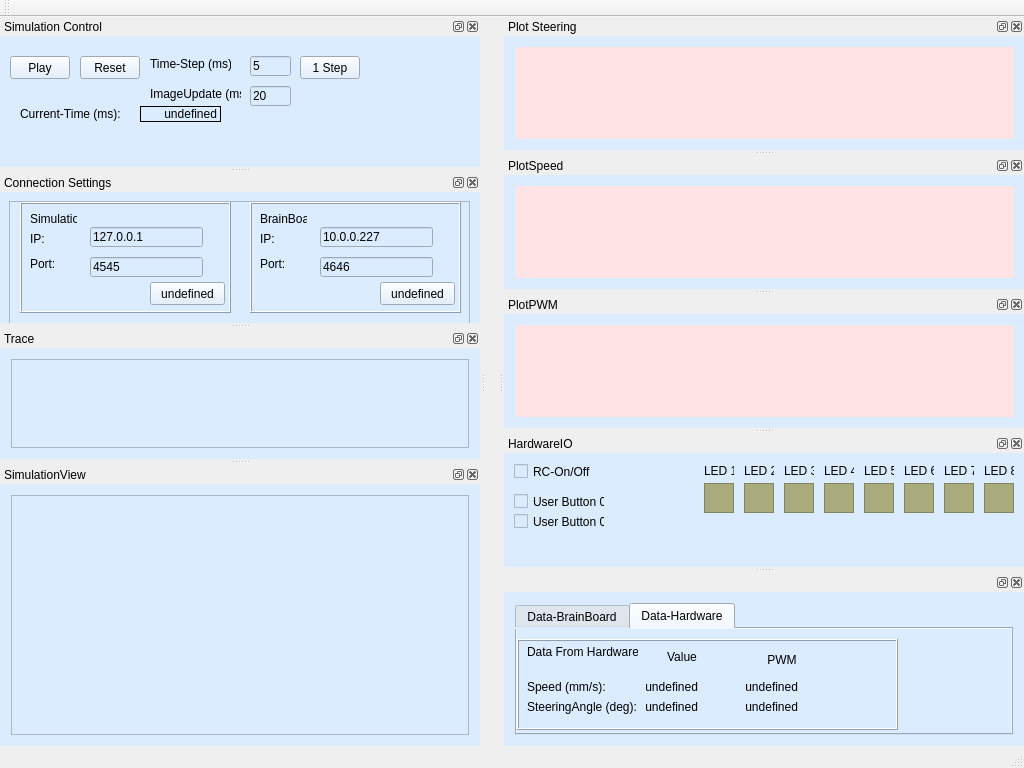
Before: the Qt Designer form mainwindow.ui in bitschieber/ISFDesktopControl, drawn with Qt 5.
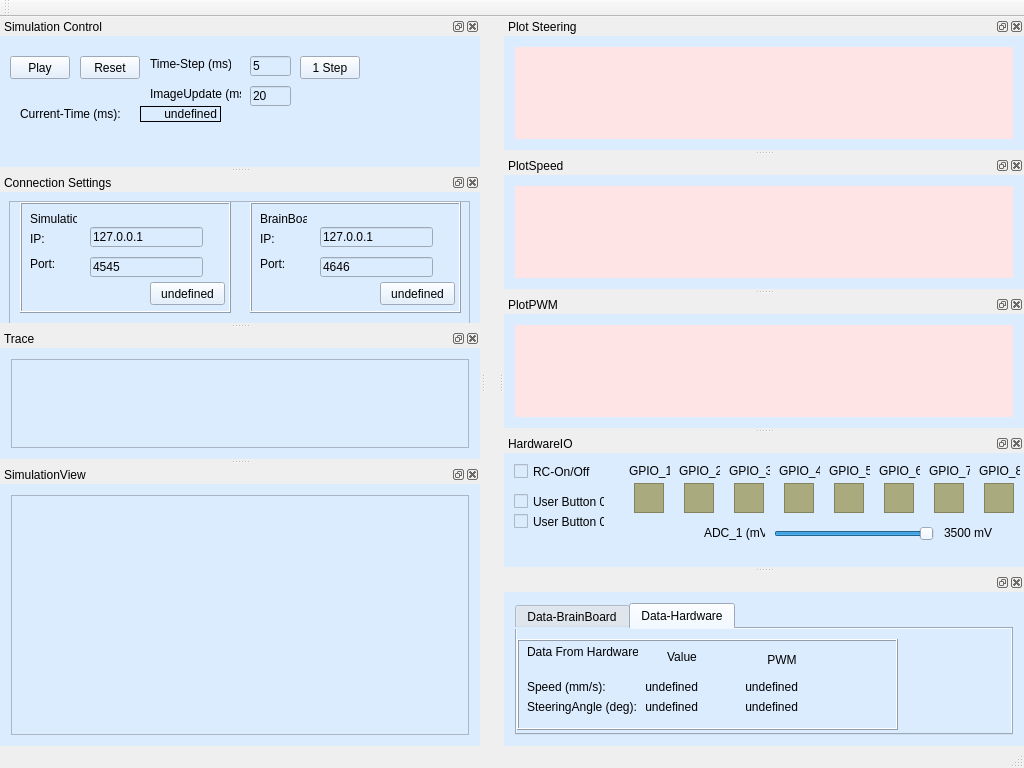
After: the same form once the commit is applied. Custom widgets are drawn as their Qt base class.

Diff of the .ui file:
```diff
--- a/mainwindow.ui
+++ b/mainwindow.ui
@@ -289,20 +289,20 @@
     <widget class="QLabel" name="label_9">
      <property name="geometry">
       <rect>
-       <x>200</x>
+       <x>125</x>
        <y>10</y>
-       <width>30</width>
+       <width>41</width>
        <height>16</height>
       </rect>
      </property>
      <property name="text">
-      <string>LED 1</string>
+      <string>GPIO_1</string>
      </property>
     </widget>
     <widget class="QFrame" name="frameLED1">
      <property name="geometry">
       <rect>
-       <x>200</x>
+       <x>130</x>
        <y>30</y>
        <width>30</width>
        <height>30</height>
@@ -321,7 +321,7 @@
     <widget class="QFrame" name="frameLED2">
      <property name="geometry">
       <rect>
-       <x>240</x>
+       <x>180</x>
        <y>30</y>
        <width>30</width>
        <height>30</height>
@@ -340,20 +340,20 @@
     <widget class="QLabel" name="label_10">
      <property name="geometry">
       <rect>
-       <x>240</x>
+       <x>175</x>
        <y>10</y>
-       <width>30</width>
+       <width>41</width>
        <height>16</height>
       </rect>
      </property>
      <property name="text">
-      <string>LED 2</string>
+      <string>GPIO_2</string>
      </property>
     </widget>
     <widget class="QFrame" name="frameLED3">
      <property name="geometry">
       <rect>
-       <x>280</x>
+       <x>230</x>
        <y>30</y>
        <width>30</width>
        <height>30</height>
@@ -372,33 +372,33 @@
     <widget class="QLabel" name="label_11">
      <property name="geometry">
       <rect>
-       <x>320</x>
+       <x>275</x>
        <y>10</y>
-       <width>30</width>
+       <width>41</width>
        <height>16</height>
       </rect>
      </property>
      <property name="text">
-      <string>LED 4</string>
+      <string>GPIO_4</string>
      </property>
     </widget>
     <widget class="QLabel" name="label_12">
      <property name="geometry">
       <rect>
-       <x>280</x>
+       <x>225</x>
        <y>10</y>
-       <width>30</width>
+       <width>41</width>
        <height>16</height>
       </rect>
      </property>
      <property name="text">
-      <string>LED 3</string>
+      <string>GPIO_3</string>
      </property>
     </widget>
     <widget class="QFrame" name="frameLED4">
      <property name="geometry">
       <rect>
-       <x>320</x>
+       <x>280</x>
        <y>30</y>
        <width>30</width>
        <height>30</height>
@@ -417,7 +417,7 @@
     <widget class="QFrame" name="frameLED5">
      <property name="geometry">
       <rect>
-       <x>360</x>
+       <x>330</x>
        <y>30</y>
        <width>30</width>
        <height>30</height>
@@ -436,20 +436,20 @@
     <widget class="QLabel" name="label_13">
      <property name="geometry">
       <rect>
-       <x>480</x>
+       <x>475</x>
        <y>10</y>
-       <width>30</width>
+       <width>41</width>
        <height>16</height>
       </rect>
      </property>
      <property name="text">
-      <string>LED 8</string>
+      <string>GPIO_8</string>
      </property>
     </widget>
     <widget class="QFrame" name="frameLED7">
      <property name="geometry">
       <rect>
-       <x>440</x>
+       <x>430</x>
        <y>30</y>
        <width>30</width>
        <height>30</height>
@@ -468,27 +468,27 @@
     <widget class="QLabel" name="label_14">
      <property name="geometry">
       <rect>
-       <x>440</x>
+       <x>425</x>
        <y>10</y>
-       <width>30</width>
+       <width>41</width>
        <height>16</height>
       </rect>
      </property>
      <property name="text">
-      <string>LED 7</string>
+      <string>GPIO_7</string>
      </property>
     </widget>
     <widget class="QLabel" name="label_15">
      <property name="geometry">
       <rect>
-       <x>400</x>
+       <x>375</x>
        <y>10</y>
-       <width>30</width>
+       <width>41</width>
        <height>16</height>
       </rect>
      </property>
      <property name="text">
-      <string>LED 6</string>
+      <string>GPIO_6</string>
      </property>
     </widget>
     <widget class="QFrame" name="frameLED8">
@@ -513,20 +513,20 @@
     <widget class="QLabel" name="label_16">
      <property name="geometry">
       <rect>
-       <x>360</x>
+       <x>325</x>
        <y>10</y>
-       <width>30</width>
+       <width>41</width>
        <height>16</height>
       </rect>
      </property>
      <property name="text">
-      <string>LED 5</string>
+      <string>GPIO_5</string>
      </property>
     </widget>
     <widget class="QFrame" name="frameLED6">
      <property name="geometry">
       <rect>
-       <x>400</x>
+       <x>380</x>
        <y>30</y>
        <width>30</width>
        <height>30</height>
@@ -581,6 +581,54 @@
       <string>User Button 02</string>
      </property>
     </widget>
+    <widget class="QSlider" name="sliderADC1">
+     <property name="geometry">
+      <rect>
+       <x>270</x>
+       <y>70</y>
+       <width>160</width>
+       <height>22</height>
+      </rect>
+     </property>
+     <property name="maximum">
+      <number>3500</number>
+     </property>
+     <property name="singleStep">
+      <number>50</number>
+     </property>
+     <property name="value">
+      <number>3500</number>
+     </property>
+     <property name="orientation">
+      <enum>Qt::Horizontal</enum>
+     </property>
+    </widget>
+    <widget class="QLabel" name="label_31">
+     <property name="geometry">
+      <rect>
+       <x>200</x>
+       <y>70</y>
+       <width>61</width>
+       <height>20</height>
+      </rect>
+     </property>
+     <property name="text">
+      <string>ADC_1 (mV)</string>
+     </property>
+    </widget>
+    <widget class="QLabel" name="labelADC1Val">
+     <property name="geometry">
+      <rect>
+       <x>440</x>
+       <y>70</y>
+       <width>61</width>
+       <height>20</height>
+      </rect>
+     </property>
+     <property name="text">
+      <string>3500 mV</string>
+     </property>
+    </widget>
    </widget>
   </widget>
   <widget class="QDockWidget" name="dockWidgetConnection">
@@ -792,7 +840,7 @@
          </rect>
         </property>
         <property name="text">
-         <string>10.0.0.227</string>
+         <string>127.0.0.1</string>
         </property>
        </widget>
        <widget class="QLineEdit" name="lineEditBrainBoardPort">
```
